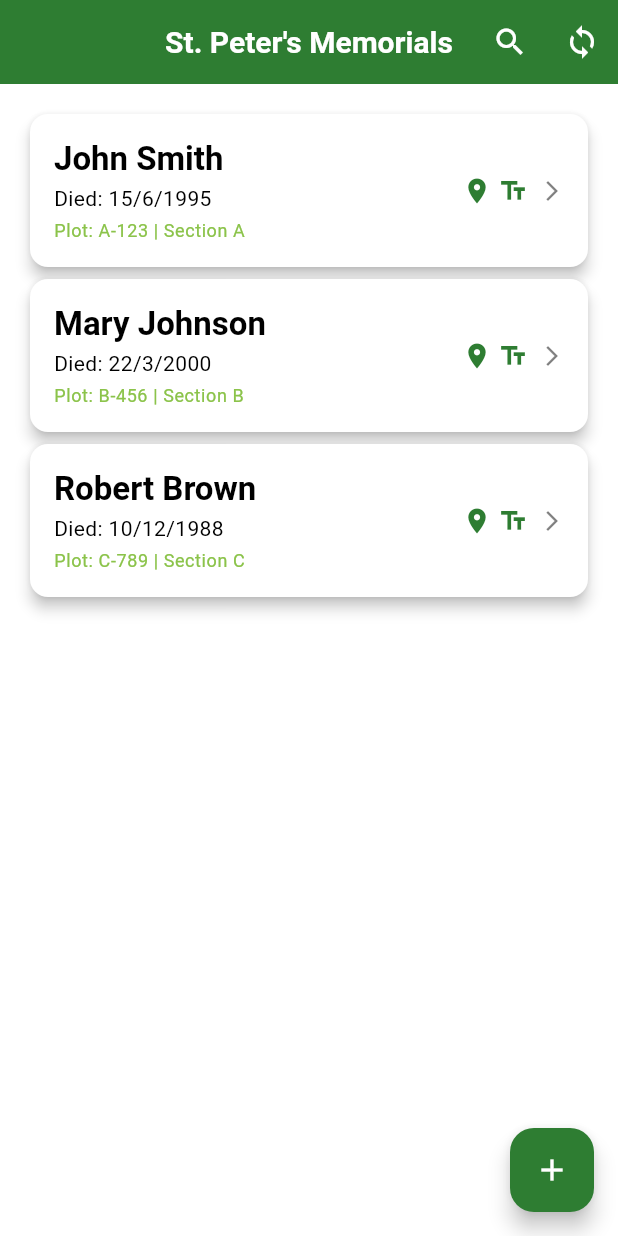
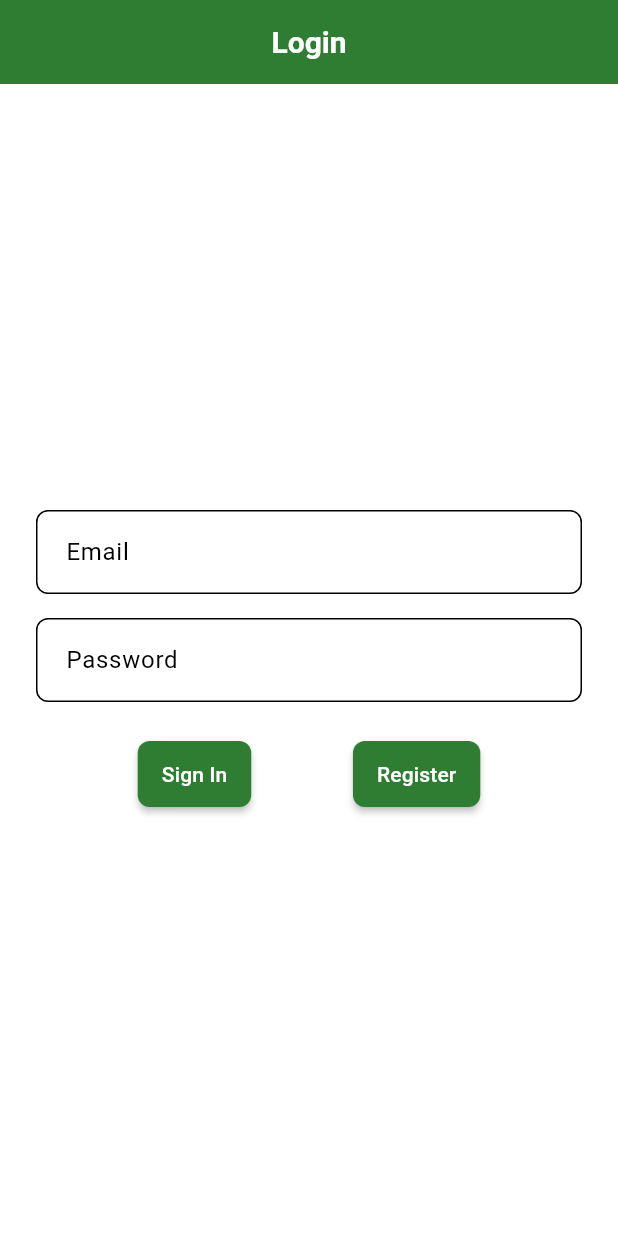
Before and after one commit to Martin1786/flutter_memorials, a Flutter app: the screen it shows after launch, on a phone screen of 412 x 824 dp. Run offline on Flutter 3.47's test engine with Material 3 defaults, Android fonts, the phone set to English and light mode, and no system bars; our stand-ins replace firebase_auth, firebase_core; accounts and stored records are empty.

Commit message:
Add working Firebase Auth (email/password) login page and config

```diff
--- a/lib/app/app.dart
+++ b/lib/app/app.dart
@@ -1,8 +1,9 @@
 import 'package:flutter/material.dart';
-
+import 'package:firebase_auth/firebase_auth.dart';
 import '../core/constants/app_constants.dart';
 import '../presentation/themes/app_theme.dart';
 import '../presentation/pages/home_page.dart';
+import '../presentation/pages/login_page.dart';
 
 /// Main application widget.
 ///
@@ -18,16 +19,23 @@ class MemorialsApp extends StatelessWidget {
       theme: AppTheme.lightTheme,
       darkTheme: AppTheme.darkTheme,
       themeMode: ThemeMode.system,
-
-      // Routes
-      initialRoute: '/',
-      routes: {
-        '/': (context) => const HomePage(),
-      },
-
-      // App configuration
       debugShowCheckedModeBanner: false,
       showPerformanceOverlay: false,
+      home: StreamBuilder<User?>(
+        stream: FirebaseAuth.instance.authStateChanges(),
+        builder: (context, snapshot) {
+          if (snapshot.connectionState == ConnectionState.waiting) {
+            return const Scaffold(
+              body: Center(child: CircularProgressIndicator()),
+            );
+          }
+          if (snapshot.hasData) {
+            return const HomePage();
+          } else {
+            return const LoginPage();
+          }
+        },
+      ),
     );
   }
 }
--- a/lib/presentation/pages/home_page.dart
+++ b/lib/presentation/pages/home_page.dart
@@ -1,5 +1,4 @@
 import 'package:flutter/material.dart';
-
 import '../../core/constants/app_constants.dart';
 import '../../domain/entities/memorial.dart';
 import '../widgets/memorial_card_widget.dart';
--- /dev/null
+++ b/lib/presentation/pages/login_page.dart
@@ -0,0 +1,108 @@
+import 'package:flutter/material.dart';
+import 'package:firebase_auth/firebase_auth.dart';
+
+class LoginPage extends StatefulWidget {
+  const LoginPage({super.key});
+
+  @override
+  State<LoginPage> createState() => _LoginPageState();
+}
+
+class _LoginPageState extends State<LoginPage> {
+  final TextEditingController _emailController = TextEditingController();
+  final TextEditingController _passwordController = TextEditingController();
+  bool _isLoading = false;
+  String? _error;
+
+  Future<void> _signIn() async {
+    setState(() {
+      _isLoading = true;
+      _error = null;
+    });
+    try {
+      await FirebaseAuth.instance.signInWithEmailAndPassword(
+        email: _emailController.text.trim(),
+        password: _passwordController.text.trim(),
+      );
+    } on FirebaseAuthException catch (e) {
+      setState(() {
+        _error = e.message;
+      });
+    } finally {
+      setState(() {
+        _isLoading = false;
+      });
+    }
+  }
+
+  Future<void> _register() async {
+    setState(() {
+      _isLoading = true;
+      _error = null;
+    });
+    try {
+      await FirebaseAuth.instance.createUserWithEmailAndPassword(
+        email: _emailController.text.trim(),
+        password: _passwordController.text.trim(),
+      );
+    } on FirebaseAuthException catch (e) {
+      setState(() {
+        _error = e.message;
+      });
+    } finally {
+      setState(() {
+        _isLoading = false;
+      });
+    }
+  }
+
+  @override
+  Widget build(BuildContext context) {
+    return Scaffold(
+      appBar: AppBar(title: const Text('Login')),
+      body: Center(
+        child: SingleChildScrollView(
+          padding: const EdgeInsets.all(24),
+          child: Column(
+            mainAxisSize: MainAxisSize.min,
+            children: [
+              TextField(
+                controller: _emailController,
+                decoration: const InputDecoration(labelText: 'Email'),
+                keyboardType: TextInputType.emailAddress,
+              ),
+              const SizedBox(height: 16),
+              TextField(
+                controller: _passwordController,
+                decoration: const InputDecoration(labelText: 'Password'),
+                obscureText: true,
+              ),
+              const SizedBox(height: 24),
+              if (_error != null)
+                Padding(
+                  padding: const EdgeInsets.only(bottom: 16),
+                  child:
+                      Text(_error!, style: const TextStyle(color: Colors.red)),
+                ),
+              _isLoading
+                  ? const CircularProgressIndicator()
+                  : Row(
+                      mainAxisAlignment: MainAxisAlignment.spaceEvenly,
+                      children: [
+                        ElevatedButton(
+                          onPressed: _signIn,
+                          child: const Text('Sign In'),
+                        ),
+                        ElevatedButton(
+                          onPressed: _register,
+                          child: const Text('Register'),
+                        ),
+                      ],
+                    ),
+            ],
+          ),
+        ),
+      ),
+    );
+  }
+}
```
Also changed, not shown: lib/main.dart (+7 -2 lines), pubspec.yaml (+4 -3 lines), firebase.json (added), lib/firebase_options.dart (added), pubspec.lock, 6 other files.
